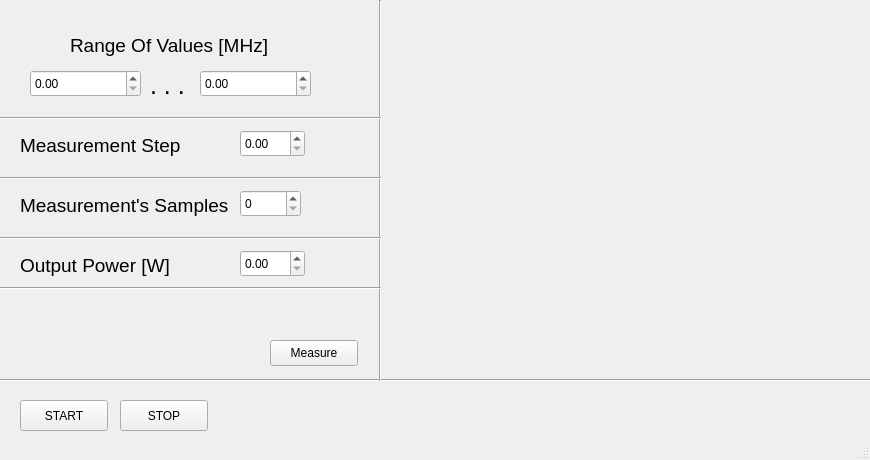
First picture: the form in mainwindow.ui, repository DnevnnoiSon/S2VNA_CONTROL, before the edit.
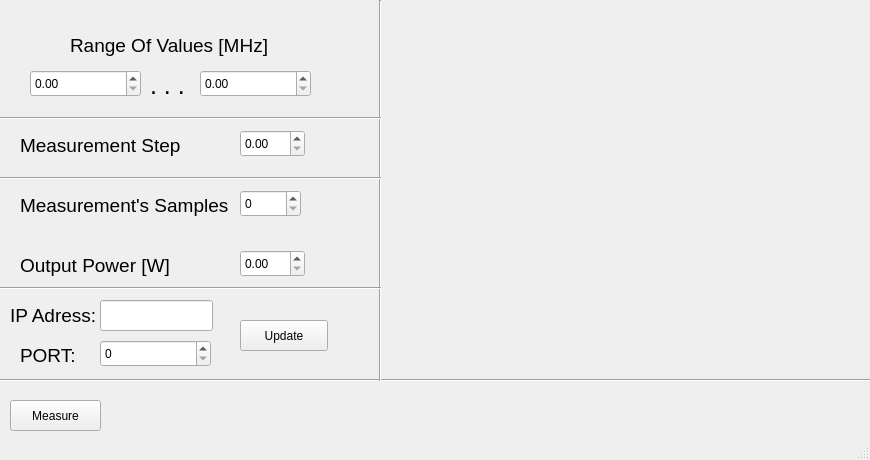
Second picture: the form after the edit.

```diff
--- a/mainwindow.ui
+++ b/mainwindow.ui
@@ -14,24 +14,11 @@
    <string>MainWindow</string>
   </property>
   <widget class="QWidget" name="centralwidget">
-   <widget class="QPushButton" name="pushButton">
-    <property name="geometry">
-     <rect>
-      <x>20</x>
-      <y>400</y>
-      <width>88</width>
-      <height>31</height>
-     </rect>
-    </property>
-    <property name="text">
-     <string>START</string>
-    </property>
-   </widget>
    <widget class="QPushButton" name="pushButton_2">
     <property name="geometry">
      <rect>
-      <x>120</x>
-      <y>400</y>
+      <x>240</x>
+      <y>320</y>
       <width>88</width>
       <height>31</height>
      </rect>
@@ -43,7 +30,7 @@
      </size>
     </property>
     <property name="text">
-     <string>STOP</string>
+     <string>Update</string>
     </property>
    </widget>
    <widget class="Line" name="line">
@@ -80,10 +67,10 @@
    <widget class="QPushButton" name="measureButton">
     <property name="geometry">
      <rect>
-      <x>270</x>
-      <y>340</y>
-      <width>88</width>
-      <height>26</height>
+      <x>10</x>
+      <y>400</y>
+      <width>91</width>
+      <height>31</height>
      </rect>
     </property>
     <property name="text">
@@ -198,19 +185,6 @@
      <enum>Qt::Horizontal</enum>
     </property>
    </widget>
-   <widget class="Line" name="line_5">
-    <property name="geometry">
-     <rect>
-      <x>0</x>
-      <y>230</y>
-      <width>381</width>
-      <height>16</height>
-     </rect>
-    </property>
-    <property name="orientation">
-     <enum>Qt::Horizontal</enum>
-    </property>
-   </widget>
    <widget class="QLabel" name="label_5">
     <property name="geometry">
      <rect>
@@ -282,6 +256,74 @@
      </rect>
     </property>
    </widget>
+   <widget class="QLabel" name="label_6">
+    <property name="geometry">
+     <rect>
+      <x>10</x>
+      <y>300</y>
+      <width>101</width>
+      <height>31</height>
+     </rect>
+    </property>
+    <property name="font">
+     <font>
+      <pointsize>14</pointsize>
+     </font>
+    </property>
+    <property name="text">
+     <string>IP Adress:</string>
+    </property>
+   </widget>
+   <widget class="QLineEdit" name="ipLineEdit">
+    <property name="geometry">
+     <rect>
+      <x>100</x>
+      <y>300</y>
+      <width>113</width>
+      <height>31</height>
+     </rect>
+    </property>
+    <property name="text">
+     <string/>
+    </property>
+   </widget>
+   <widget class="QLabel" name="label_7">
+    <property name="geometry">
+     <rect>
+      <x>20</x>
+      <y>340</y>
+      <width>101</width>
+      <height>31</height>
+     </rect>
+    </property>
+    <property name="font">
+     <font>
+      <pointsize>14</pointsize>
+     </font>
+    </property>
+    <property name="text">
+     <string>PORT:</string>
+    </property>
+   </widget>
+   <widget class="QSpinBox" name="portSpinBox">
+    <property name="geometry">
+     <rect>
+      <x>100</x>
+      <y>340</y>
+      <width>111</width>
+      <height>27</height>
+     </rect>
+    </property>
+    <property name="maximumSize">
+     <size>
+      <width>111</width>
+      <height>27</height>
+     </size>
+    </property>
+    <property name="maximum">
+     <number>65536</number>
+    </property>
+   </widget>
   </widget>
   <widget class="QStatusBar" name="statusbar"/>
  </widget>
```
